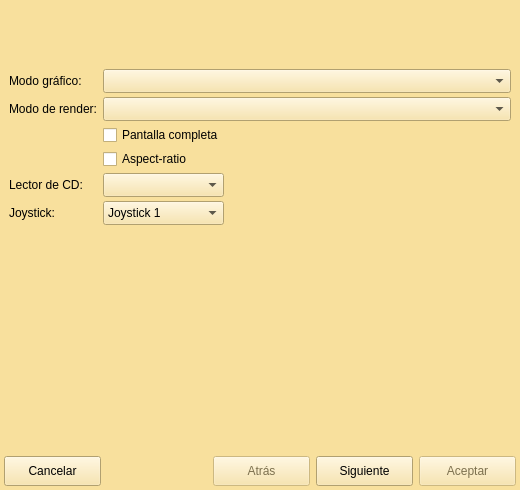
Above: ui/wizard_scummvm.ui from Monthy/gr-lida before the change. Below: the same form after it.
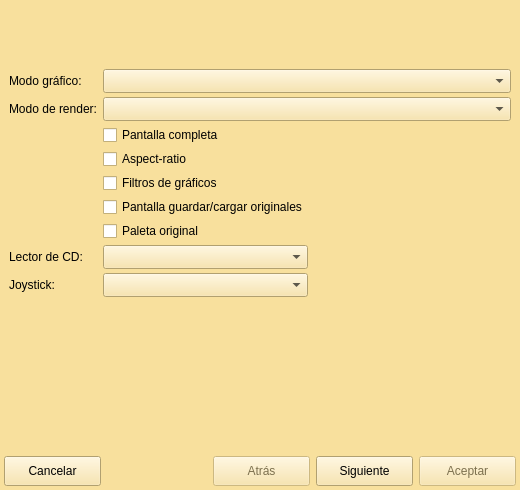
That is the form after the change. The open tabs and pages were chosen to show the change. Icons and pictures are not drawn.

```diff
--- a/ui/wizard_scummvm.ui
+++ b/ui/wizard_scummvm.ui
@@ -799,6 +799,13 @@
          </property>
         </widget>
        </item>
+       <item row="2" column="1" colspan="2">
+        <widget class="QCheckBox" name="chkSvm_fullscreen">
+         <property name="text">
+          <string>Pantalla completa</string>
+         </property>
+        </widget>
+       </item>
        <item row="0" column="1" colspan="2">
         <widget class="QComboBox" name="cbxSvm_gfx_mode">
          <property name="minimumSize">
@@ -812,6 +819,13 @@
          </property>
         </widget>
        </item>
+       <item row="8" column="0">
+        <widget class="QLabel" name="lb_Svm_48">
+         <property name="text">
+          <string>Joystick:</string>
+         </property>
+        </widget>
+       </item>
        <item row="1" column="0">
         <widget class="QLabel" name="lb_Svm_46">
          <property name="text">
@@ -819,38 +833,34 @@
          </property>
         </widget>
        </item>
-       <item row="1" column="1" colspan="2">
-        <widget class="QComboBox" name="cbxSvm_render_mode">
-         <property name="minimumSize">
+       <item row="5" column="1">
+        <widget class="QCheckBox" name="chkSvm_originalsaveload">
+         <property name="text">
+          <string>Pantalla guardar/cargar originales</string>
+         </property>
+        </widget>
+       </item>
+       <item row="9" column="0">
+        <spacer name="verticalSpacer_8">
+         <property name="orientation">
+          <enum>Qt::Vertical</enum>
+         </property>
+         <property name="sizeHint" stdset="0">
           <size>
            <width>0</width>
            <height>24</height>
           </size>
          </property>
-        </widget>
+        </spacer>
        </item>
-       <item row="2" column="1">
-        <widget class="QCheckBox" name="chkSvm_fullscreen">
-         <property name="text">
-          <string>Pantalla completa</string>
-         </property>
-        </widget>
-       </item>
-       <item row="3" column="1">
-        <widget class="QCheckBox" name="chkSvm_aspect_ratio">
-         <property name="text">
-          <string>Aspect-ratio</string>
-         </property>
-        </widget>
-       </item>
-       <item row="4" column="0">
+       <item row="7" column="0">
         <widget class="QLabel" name="lb_Svm_47">
          <property name="text">
           <string>Lector de CD:</string>
          </property>
         </widget>
        </item>
-       <item row="4" column="1">
+       <item row="7" column="1">
         <widget class="QComboBox" name="cbxSvm_cdrom">
          <property name="minimumSize">
           <size>
@@ -860,7 +870,17 @@
          </property>
         </widget>
        </item>
-       <item row="4" column="2">
+       <item row="1" column="1" colspan="2">
+        <widget class="QComboBox" name="cbxSvm_render_mode">
+         <property name="minimumSize">
+          <size>
+           <width>0</width>
+           <height>24</height>
+          </size>
+         </property>
+        </widget>
+       </item>
+       <item row="7" column="2">
         <spacer name="horizontalSpacer_6">
          <property name="orientation">
           <enum>Qt::Horizontal</enum>
@@ -873,14 +893,7 @@
          </property>
         </spacer>
        </item>
-       <item row="5" column="0">
-        <widget class="QLabel" name="lb_Svm_48">
-         <property name="text">
-          <string>Joystick:</string>
-         </property>
-        </widget>
-       </item>
-       <item row="5" column="1">
+       <item row="8" column="1">
         <widget class="QComboBox" name="cbxSvm_joystick_num">
          <property name="minimumSize">
           <size>
@@ -888,38 +901,28 @@
            <height>24</height>
           </size>
          </property>
-         <item>
-          <property name="text">
-           <string>Joystick 1</string>
-          </property>
-          <property name="icon">
-           <iconset resource="../res/gr-lida.qrc">
-            <normaloff>:/img16/controller.png</normaloff>:/img16/controller.png</iconset>
-          </property>
-         </item>
-         <item>
-          <property name="text">
-           <string>Joystick 2</string>
-          </property>
-          <property name="icon">
-           <iconset resource="../res/gr-lida.qrc">
-            <normaloff>:/img16/controller.png</normaloff>:/img16/controller.png</iconset>
-          </property>
-         </item>
         </widget>
        </item>
-       <item row="6" column="0">
-        <spacer name="verticalSpacer_8">
-         <property name="orientation">
-          <enum>Qt::Vertical</enum>
+       <item row="4" column="1" colspan="2">
+        <widget class="QCheckBox" name="chkSvm_filtering">
+         <property name="text">
+          <string>Filtros de gráficos</string>
          </property>
-         <property name="sizeHint" stdset="0">
-          <size>
-           <width>20</width>
-           <height>175</height>
-          </size>
+        </widget>
+       </item>
+       <item row="3" column="1" colspan="2">
+        <widget class="QCheckBox" name="chkSvm_aspect_ratio">
+         <property name="text">
+          <string>Aspect-ratio</string>
          </property>
-        </spacer>
+        </widget>
+       </item>
+       <item row="6" column="1">
+        <widget class="QCheckBox" name="chkSvm_bright_palette">
+         <property name="text">
+          <string>Paleta original</string>
+         </property>
+        </widget>
        </item>
       </layout>
      </widget>
```
Left out of the diff: 30 changed lines with no effect on the pictures.
